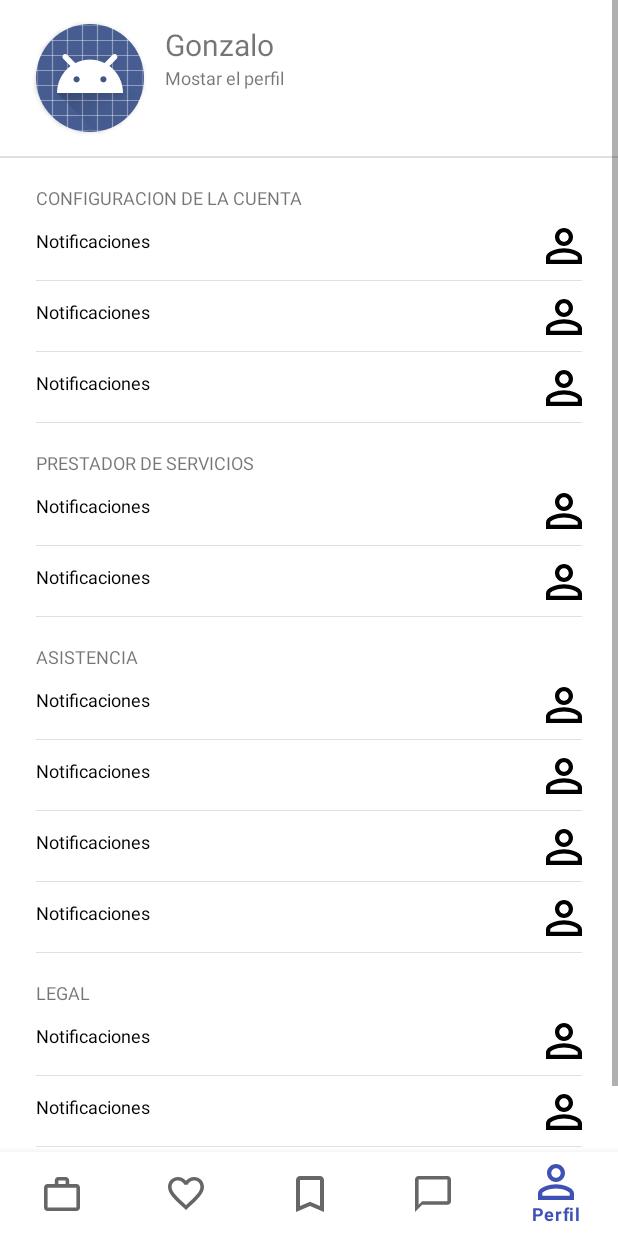
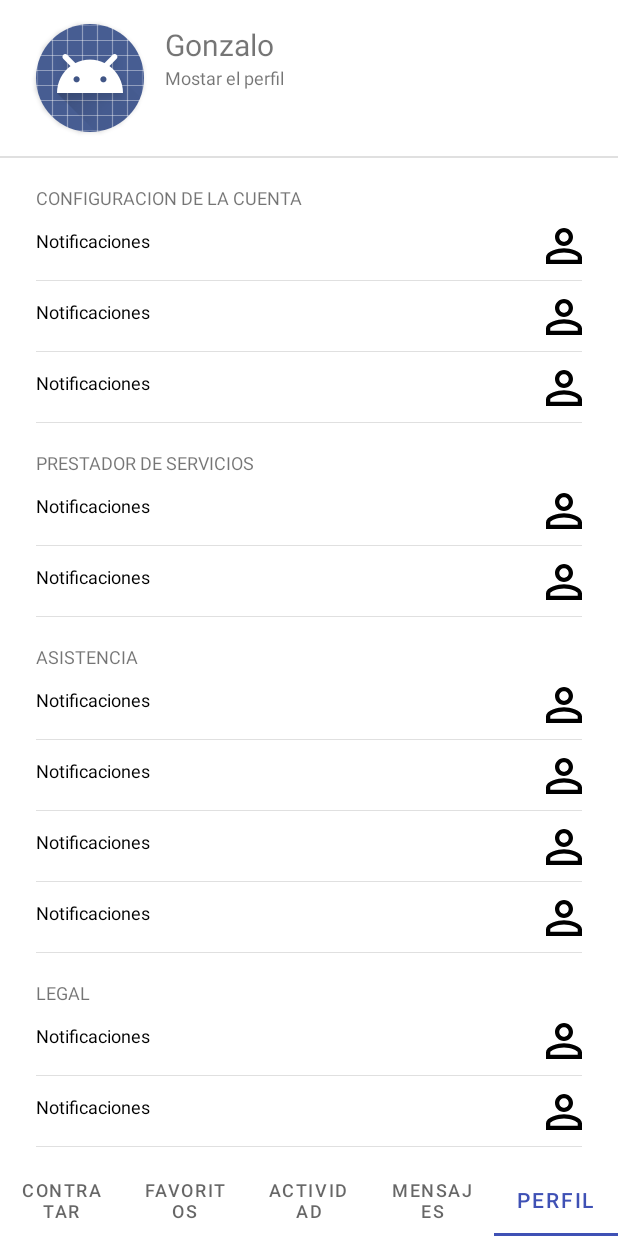
Before and after one commit to GONZAJD777/WhoDo, an Android app: the screen it shows after launch (MainActivity), item 5 of the bottom bar chosen, on a phone screen of 412 x 824 dp. Run offline under Robolectric (Android 15) with nearby library versions, the phone set to English and light mode, and no system bars.

Commit message:
Primera version

```diff
--- a/app/src/main/java/com/example/whodo/MainActivity.java
+++ b/app/src/main/java/com/example/whodo/MainActivity.java
@@ -2,22 +2,37 @@ package com.example.whodo;
 
 import android.os.Bundle;
 
-import com.google.android.material.bottomnavigation.BottomNavigationView;
+import com.example.whodo.adapters.Main_ViewPagerAdapter;
+import com.google.android.material.tabs.TabLayout;
+import com.google.android.material.tabs.TabLayoutMediator;
 
 import androidx.appcompat.app.ActionBar;
 import androidx.appcompat.app.AppCompatActivity;
-import androidx.navigation.NavController;
-import androidx.navigation.Navigation;
-import androidx.navigation.ui.AppBarConfiguration;
-import androidx.navigation.ui.NavigationUI;
+import androidx.viewpager2.widget.ViewPager2;
 
 public class MainActivity extends AppCompatActivity {
 
+    private final String[] Titles = new String[]{"Contratar","Favoritos","Actividad","Mensajes","Perfil"};
+    ViewPager2 ViewPager2;
+    TabLayout TabLayout;
+    Main_ViewPagerAdapter ViewPagerAdapter;
 
     @Override
     protected void onCreate(Bundle savedInstanceState) {
         super.onCreate(savedInstanceState);
         setContentView(R.layout.activity_main);
+
+        ActionBar actionBar = getSupportActionBar();
+        assert actionBar != null;
+        actionBar.hide();
+
+        ViewPager2=findViewById(R.id.Main_view_pager);
+        TabLayout=findViewById(R.id.Main_TabLayout);
+        ViewPagerAdapter = new Main_ViewPagerAdapter(this);
+
+        ViewPager2.setAdapter(ViewPagerAdapter);
+
+        new TabLayoutMediator(TabLayout,ViewPager2,((tab, position) -> tab.setText(Titles[position]))).attach();
 
         //FirebaseDatabase mDatabase = FirebaseDatabase.getInstance();
         //DatabaseReference mDatabaseReference = mDatabase.getReference();
@@ -27,16 +42,15 @@ public class MainActivity extends AppCompatActivity {
 
 
 
-        BottomNavigationView navView = findViewById(R.id.nav_view_main);
+        /*BottomNavigationView navView = findViewById(R.id.nav_view_main);
         // Passing each menu ID as a set of Ids because each
         // menu should be considered as top level destinations.
         AppBarConfiguration appBarConfiguration = new AppBarConfiguration.Builder(R.id.navigation_hire, R.id.navigation_favorites,R.id.navigation_activity, R.id.navigation_messages, R.id.navigation_profile).build();
         NavController navController = Navigation.findNavController(this, R.id.nav_host_fragment);
         NavigationUI.setupActionBarWithNavController(this, navController, appBarConfiguration);
-        NavigationUI.setupWithNavController(navView, navController);
-        ActionBar actionBar = getSupportActionBar();
-        assert actionBar != null;
-        actionBar.hide();
+        NavigationUI.setupWithNavController(navView, navController);*/
+
+
 
 
     }
--- /dev/null
+++ b/app/src/main/java/com/example/whodo/adapters/Main_ViewPagerAdapter.java
@@ -0,0 +1,51 @@
+package com.example.whodo.adapters;
+
+import androidx.annotation.NonNull;
+import androidx.fragment.app.Fragment;
+import androidx.fragment.app.FragmentActivity;
+import androidx.viewpager2.adapter.FragmentStateAdapter;
+
+import com.example.whodo.ui.activity.ActivityFragment;
+import com.example.whodo.ui.favorites.FavoritesFragment;
+import com.example.whodo.ui.hire.HireFragment;
+import com.example.whodo.ui.messages.MessagesFragment;
+import com.example.whodo.ui.profile.ProfileFragment;
+
+import java.util.ArrayList;
+import java.util.List;
+
+
+
+public class Main_ViewPagerAdapter extends FragmentStateAdapter {
+
+    private List<Fragment> mFragmentList = new ArrayList<>();
+    private List<String> mFragmentTitleList = new ArrayList<>();
+    private String[] Titles = new String[]{"Contratar","Favoritos","Actividad","Mensajes","Perfil"};
+
+    public Main_ViewPagerAdapter(@NonNull FragmentActivity fragmentActivity) {super(fragmentActivity);
+    }
+
+    //***************************************************************************
+    // Estos metodos crean los fragmentos principales cuando se llama al constructor
+    @NonNull
+    @Override
+    public Fragment createFragment(int position) {
+        switch (position)
+        {
+            case 0: return new HireFragment();
+            case 1: return new FavoritesFragment();
+            case 2: return new ActivityFragment();
+            case 3: return new MessagesFragment();
+            case 4: return new ProfileFragment();
+        }
+
+        return new HireFragment();
+    }
+    //cuenta la cantidad de items en el array Titles
+    @Override
+    public final int getItemCount() {
+        return Titles.length;
+    }
+
+
+}
--- /dev/null
+++ b/app/src/main/java/com/example/whodo/ui/activity/ActivityCanceledFragment.java
@@ -0,0 +1,4 @@
+package com.example.whodo.ui.activity;
+
+public class ActivityCanceledFragment {
+}
--- /dev/null
+++ b/app/src/main/java/com/example/whodo/ui/activity/ActivityCompletedFragment.java
@@ -0,0 +1,4 @@
+package com.example.whodo.ui.activity;
+
+public class ActivityCompletedFragment {
+}
--- /dev/null
+++ b/app/src/main/java/com/example/whodo/ui/activity/ActivityPendingFragment.java
@@ -0,0 +1,4 @@
+package com.example.whodo.ui.activity;
+
+public class ActivityPendingFragment {
+}
--- a/app/src/main/java/com/example/whodo/ui/hire/HireFragment.java
+++ b/app/src/main/java/com/example/whodo/ui/hire/HireFragment.java
@@ -51,19 +51,12 @@ public class HireFragment extends Fragment implements OnMapReadyCallback {
     private LinearLayout bottomSheet;
 
 
-
-    public View onCreateView(@NonNull LayoutInflater inflater,
+@Override
+    public View onCreateView( LayoutInflater inflater,
                              ViewGroup container, Bundle savedInstanceState) {
-        hireViewModel = new ViewModelProvider(this).get(HireViewModel.class);
+        //hireViewModel = new ViewModelProvider(this).get(HireViewModel.class);
         View root = inflater.inflate(R.layout.fragment_hire, container, false);
 
-        Button Btn = root.findViewById(R.id.button_ItemHire);
-
-        Btn.setOnClickListener(v -> {
-            //Intent intent = new Intent(v.getContext(),LoginActivity.class);
-           // v.getContext().startActivity(intent);
-            Log.i("botton1", "Presionaste el boton de la cinta");
-        });
 
         // Gets the MapView from the XML layout and creates it
         mapView = root.findViewById(R.id.mapView);
@@ -104,7 +97,13 @@ public class HireFragment extends Fragment implements OnMapReadyCallback {
             }
 
         });
+        Button Btn = root.findViewById(R.id.button_ItemHire);
 
+     Btn.setOnClickListener(v -> {
+        //Intent intent = new Intent(v.getContext(),LoginActivity.class);
+        // v.getContext().startActivity(intent);
+        //Log.i("botton1", "Presionaste el boton de la cinta" )
+     });
 
         return root;
     }
@@ -144,11 +143,11 @@ public class HireFragment extends Fragment implements OnMapReadyCallback {
     public void addMarkers(GoogleMap googleMap){
         //float zoomLevel = 13;      // el nivel del zoom con el cual inicia el mapa
         //-31.4226, -64.1801
-        LatLng Marker = new LatLng(-31.4226,-64.1801);  // las coordenadas (latitud, longitud) que lo agregas en position
+        //LatLng Marker = new LatLng(-31.4226,-64.1801);  // las coordenadas (latitud, longitud) que lo agregas en position
           // los marcadores (posición, título, ícono):
-        googleMap.addMarker(new MarkerOptions().position(Marker).title("PLOMERO/ Ricado Fleitas").icon(BitmapDescriptorFactory.defaultMarker(BitmapDescriptorFactory.HUE_BLUE)));
+        //googleMap.addMarker(new MarkerOptions().position(Marker).title("PLOMERO/ Ricado Fleitas").icon(BitmapDescriptorFactory.defaultMarker(BitmapDescriptorFactory.HUE_BLUE)));
         //googleMap.addMarker(new MarkerOptions().position(Marker).title("PLOMERO/ Ricado Fleitas").icon(BitmapDescriptorFactory.defaultMarker()));
-
+        //googleMap.addMarker(new MarkerOptions().position(Marker).title("PLOMERO/ Ricado Fleitas").icon()));
 
         //googleMap.moveCamera(CameraUpdateFactory.newLatLngZoom(farma1, zoomLevel));  // para mostrar el mapa con zoom, en este caso nivel 13
     }
--- a/app/src/main/res/layout/activity_main.xml
+++ b/app/src/main/res/layout/activity_main.xml
@@ -1,34 +1,24 @@
 <?xml version="1.0" encoding="utf-8"?>
-<androidx.constraintlayout.widget.ConstraintLayout xmlns:android="http://schemas.android.com/apk/res/android"
+<RelativeLayout xmlns:android="http://schemas.android.com/apk/res/android"
     xmlns:app="http://schemas.android.com/apk/res-auto"
+    xmlns:tools="http://schemas.android.com/tools"
     android:id="@+id/container"
     android:layout_width="match_parent"
     android:layout_height="match_parent">
 
-    <com.google.android.material.bottomnavigation.BottomNavigationView
-        android:id="@+id/nav_view_main"
-        android:layout_width="0dp"
+    <androidx.viewpager2.widget.ViewPager2
+    android:layout_width="match_parent"
+    android:layout_height="match_parent"
+    android:id="@+id/Main_view_pager"
+    />
+
+    <com.google.android.material.tabs.TabLayout
+        android:id="@+id/Main_TabLayout"
+        android:layout_width="match_parent"
         android:layout_height="wrap_content"
-        android:layout_marginStart="0dp"
-        android:layout_marginEnd="0dp"
-        android:background="?android:attr/windowBackground"
-        app:layout_constraintBottom_toBottomOf="parent"
-        app:layout_constraintLeft_toLeftOf="parent"
-        app:layout_constraintRight_toRightOf="parent"
-        app:menu="@menu/bottom_nav_menu" />
+        android:layout_alignParentBottom="true"
+        android:layout_marginBottom="0dp"
+        tools:ignore="SpeakableTextPresentCheck" />
 
-    <fragment
-        android:id="@+id/nav_host_fragment"
-        android:name="androidx.navigation.fragment.NavHostFragment"
-        android:layout_width="0dp"
-        android:layout_height="0dp"
-        app:defaultNavHost="true"
-        app:layout_constraintBottom_toTopOf="@+id/nav_view_main"
-        app:layout_constraintHorizontal_bias="0.0"
-        app:layout_constraintLeft_toLeftOf="parent"
-        app:layout_constraintRight_toRightOf="parent"
-        app:layout_constraintTop_toTopOf="parent"
-        app:layout_constraintVertical_bias="0.0"
-        app:navGraph="@navigation/mobile_navigation" />
 
-</androidx.constraintlayout.widget.ConstraintLayout>
+</RelativeLayout>
--- a/app/src/main/res/layout/fragment_activity.xml
+++ b/app/src/main/res/layout/fragment_activity.xml
@@ -64,7 +64,7 @@
 
     </com.google.android.material.appbar.AppBarLayout>
 
-    <androidx.viewpager.widget.ViewPager
+    <androidx.viewpager2.widget.ViewPager2
         android:id="@+id/activity_ViewPager"
         android:layout_width="match_parent"
         android:layout_height="match_parent"
--- a/app/src/main/res/layout/fragment_favorites.xml
+++ b/app/src/main/res/layout/fragment_favorites.xml
@@ -51,7 +51,7 @@
 
     </com.google.android.material.appbar.AppBarLayout>
 
-    <androidx.viewpager.widget.ViewPager
+    <androidx.viewpager2.widget.ViewPager2
         android:id="@+id/favorites_ViewPager"
         android:layout_width="match_parent"
         android:layout_height="match_parent"
--- a/app/src/main/res/layout/fragment_messages.xml
+++ b/app/src/main/res/layout/fragment_messages.xml
@@ -1,5 +1,6 @@
 <androidx.coordinatorlayout.widget.CoordinatorLayout xmlns:android="http://schemas.android.com/apk/res/android"
     xmlns:app="http://schemas.android.com/apk/res-auto"
+    xmlns:tools="http://schemas.android.com/tools"
     android:layout_width="match_parent"
     android:layout_height="match_parent"
     android:fitsSystemWindows="false"
@@ -48,7 +49,8 @@
             app:tabMode="scrollable"
             app:tabPaddingEnd="@dimen/general_horizontal_margin"
             app:tabPaddingStart="@dimen/general_horizontal_margin"
-            app:tabTextAppearance="@style/TextAppearance.AppCompat.Small"/>
+            app:tabTextAppearance="@style/TextAppearance.AppCompat.Small"
+            tools:ignore="SpeakableTextPresentCheck" />
 
         <View
             android:id="@+id/messages_divider"
@@ -62,7 +64,7 @@
 
     </com.google.android.material.appbar.AppBarLayout>
 
-    <androidx.viewpager.widget.ViewPager
+    <androidx.viewpager2.widget.ViewPager2
         android:id="@+id/Messages_ViewPager"
         android:layout_width="match_parent"
         android:layout_height="match_parent"
```
Also changed, not shown: app/src/main/java/com/example/whodo/adapters/ActivityFrag_ViewPagerAdapter.java (added, +59 -0 lines), app/src/main/java/com/example/whodo/adapters/ViewPagerAdapter.java (deleted, +0 -39 lines), app/src/main/java/com/example/whodo/ui/activity/ActivityFragment.java (+20 -17 lines), app/src/main/java/com/example/whodo/ui/favorites/FavoritesFragment.java (+11 -23 lines), app/src/main/java/com/example/whodo/ui/messages/MessagesFragment.java (+4 -18 lines).
